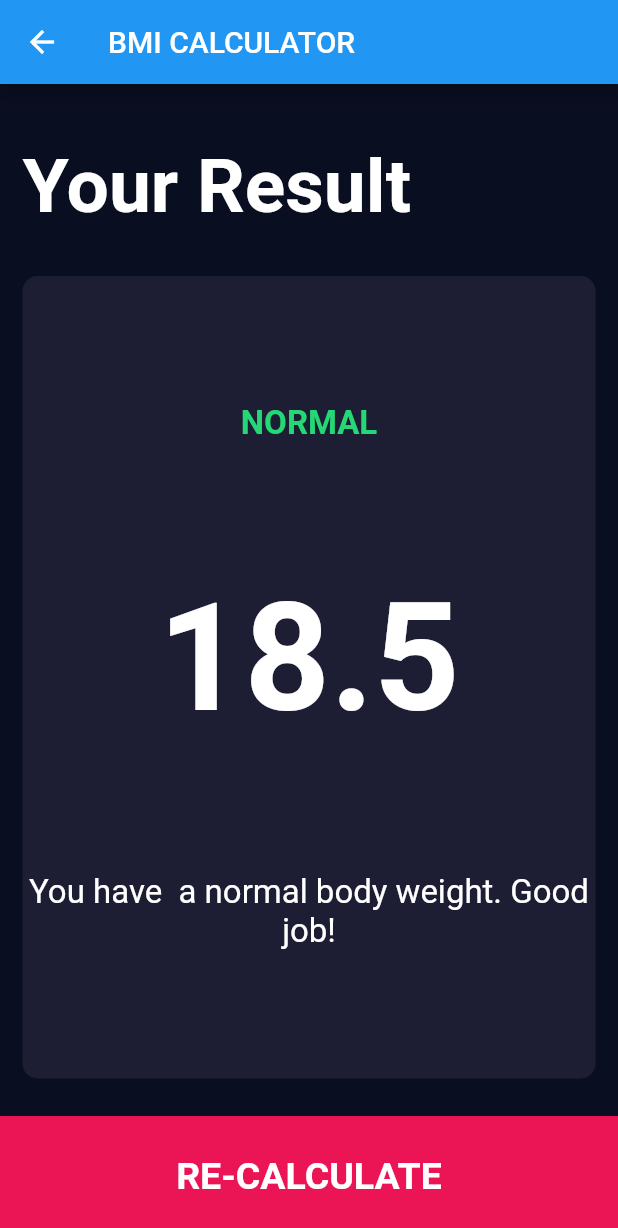
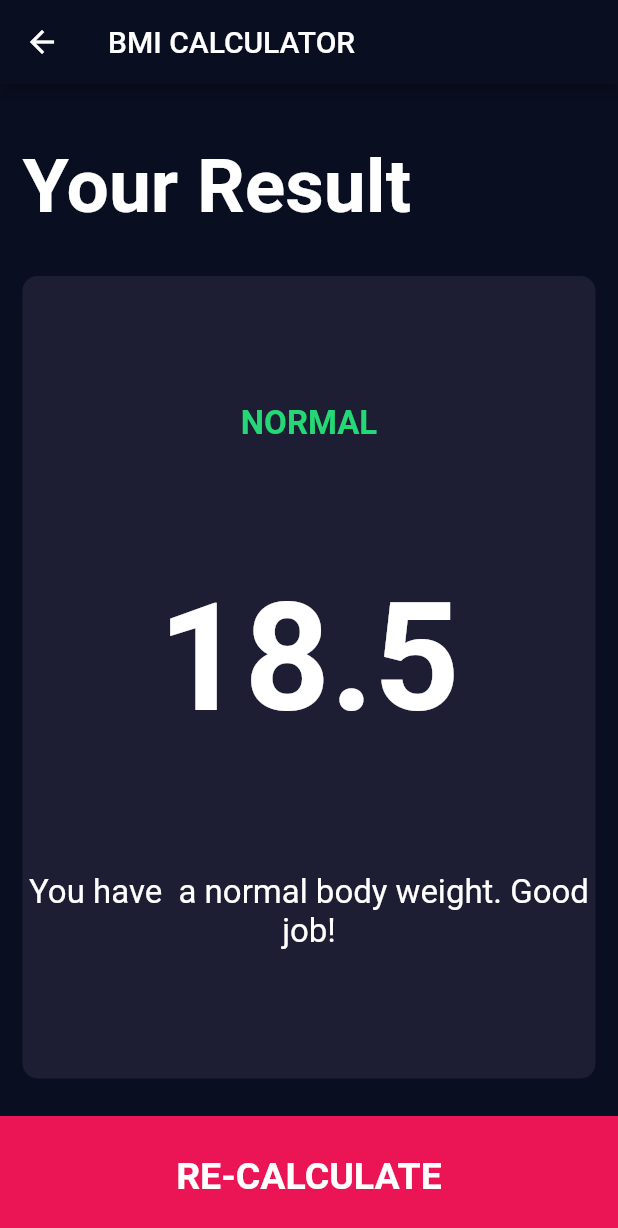
Before and after one commit to HeshanWeerasooriya/BMI-Calculator, a Flutter app: the screen it shows after launch, after a tap on "CALCULATE", on a phone screen of 412 x 824 dp. Shown: the top 1228 px of the screen. Run offline on Flutter 3.47's test engine with Material 2 defaults, Android fonts, the phone set to English and light mode, and no system bars; our stand-ins replace font_awesome_flutter.

Commit message:
App bar fixed

```diff
--- a/lib/screens/results_page.dart
+++ b/lib/screens/results_page.dart
@@ -17,6 +17,7 @@ class ResultsPage extends StatelessWidget {
     return Scaffold(
       appBar: AppBar(
         title: const Text('BMI CALCULATOR'),
+        backgroundColor: const Color(0xFF0A0E21),
       ),
       body: Column(
         mainAxisAlignment: MainAxisAlignment.spaceEvenly,
@@ -24,9 +25,9 @@ class ResultsPage extends StatelessWidget {
         children: [
           Expanded(
             child: Container(
-              padding: EdgeInsets.all(15.0),
+              padding: const EdgeInsets.all(15.0),
               alignment: Alignment.bottomLeft,
-              child: Text(
+              child: const Text(
                 'Your Result',
                 style: kTitleTextStyle,
               ),
```
